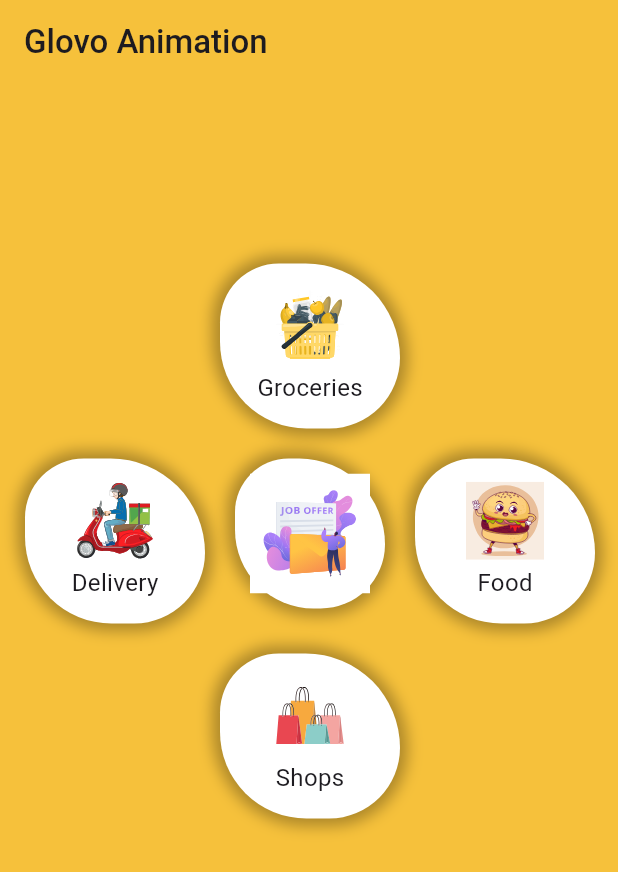
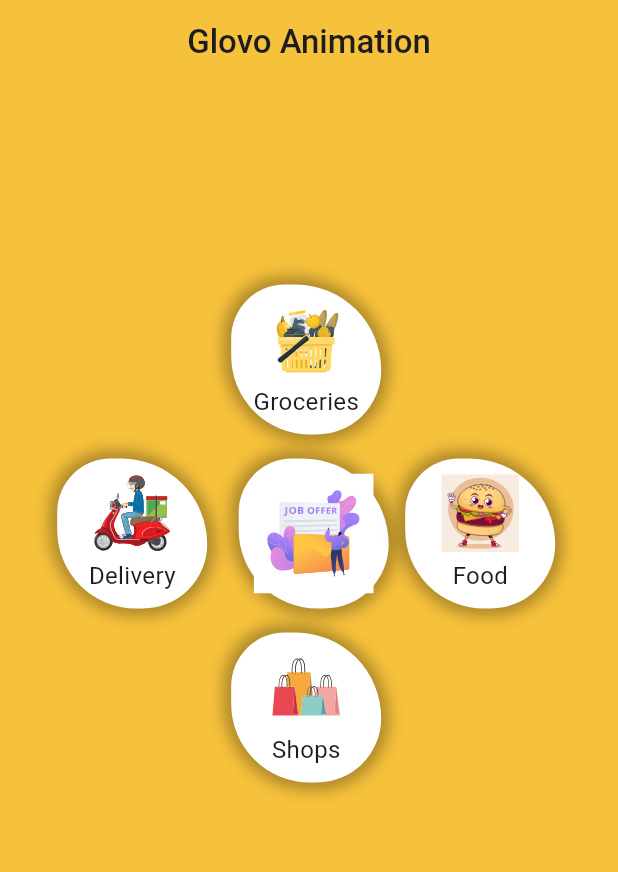
Before and after one commit to Michael-Ogundipe/flutter-animation, a Flutter app: the screen it shows after launch, on a phone screen of 412 x 824 dp. Shown: the top 872 px of the screen. Run offline on Flutter 3.47's test engine with Material 3 defaults, Android fonts, the phone set to English and light mode, and no system bars; our stand-ins replace flutter_svg.

Commit message:
animation completed: adjusted for android screen

```diff
--- a/lib/glovo.dart
+++ b/lib/glovo.dart
@@ -17,7 +17,7 @@ class _CircularDragDemoState extends State<CircularDragDemo> {
   Offset _center = Offset.zero;
 
   // Radius of the circular path
-  double _radius = 130;
+  double _radius = 116;
 
   // Current angles of the circles in radians
   double angle1 = 0;
@@ -43,7 +43,7 @@ class _CircularDragDemoState extends State<CircularDragDemo> {
     if (!_isLayoutReady) {
       WidgetsBinding.instance.addPostFrameCallback((_) {
         setState(() {
-          _center = Offset(MediaQuery.of(context).size.width / 2.4,
+          _center = Offset(MediaQuery.of(context).size.width / 2.3,
               MediaQuery.of(context).size.height / 3);
           _isLayoutReady = true;
         });
@@ -55,12 +55,13 @@ class _CircularDragDemoState extends State<CircularDragDemo> {
       appBar: AppBar(
         backgroundColor: const Color(0XFFF6C13B),
         title:  Text('Glovo Animation',style: TextStyle(fontWeight: FontWeight.w500),),
+        centerTitle: true,
       ),
       body: Stack(
         alignment: Alignment.center,
         children: [
           Positioned(
-            left: _center.dx - 15,
+            left: _center.dx - 20,
             top: _center.dy - 25,
             child: SizedBox(
               width: 100,
@@ -109,8 +110,8 @@ class _CircularDragDemoState extends State<CircularDragDemo> {
           _endDrag();
         },
         child: SizedBox(
-          width: 120,
-          height: 110,
+          width: 100,
+          height: 100,
           child: Blob(
             color: Colors.white,
             widget: Column(
```
Also changed, not shown: 2 other files.
